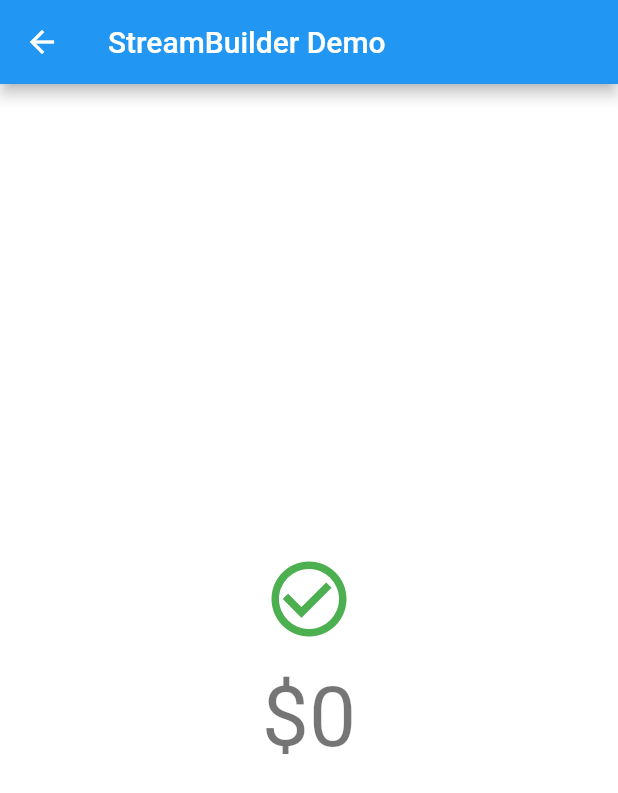
After one commit to lostsquirrel/flutter-demos, a Flutter app: the screen it shows after launch, after a tap on an icon or button, on a phone screen of 412 x 824 dp. The commit adds this screen. Shown: the top 793 px of the screen. Run offline on Flutter 3.47's test engine with Material 2 defaults, Android fonts, the phone set to English and light mode, and no system bars; key blocks and very long unbroken strings in the code were emptied for the run.

Commit message:
add StreamBuilder demo

```diff
--- a/widget_week/lib/items.dart
+++ b/widget_week/lib/items.dart
@@ -10,10 +10,12 @@ import 'opacity_demo.dart';
 import 'page_view_demo.dart';
 import 'sliver_app_bar.dart';
 import 'sliver_list_grid_demo.dart';
+import 'stream_builer_demo.dart';
 import 'table_demo.dart';
 import 'wrap_demo.dart';
 
 const items = {
+  "StreamBuilderDemo": StreamBuilderDemo(),
   "FadeInImageDemo": FadeInImageDemo(),
   "SliverListGridDemo": SliverListGridDemo(),
   "SliverAppBar": SliverAppBarDemo(),
--- /dev/null
+++ b/widget_week/lib/stream_builer_demo.dart
@@ -0,0 +1,128 @@
+import 'dart:async';
+
+import 'package:flutter/material.dart';
+
+class StreamBuilderDemo extends StatefulWidget {
+  const StreamBuilderDemo({super.key});
+
+  @override
+  State<StreamBuilderDemo> createState() => _StreamBuilderDemoState();
+}
+
+class _StreamBuilderDemoState extends State<StreamBuilderDemo> {
+  final Stream<int> _bids = (() {
+    late final StreamController<int> controller;
+    const oneSec = Duration(seconds: 1);
+    controller = StreamController<int>(
+      onListen: () async {
+        for (int i = 0; i < 5; i++) {
+          await Future.delayed(oneSec);
+          controller.add(i);
+        }
+
+        await Future.delayed(oneSec);
+        controller.add(99);
+        await controller.close();
+      },
+    );
+    return controller.stream;
+  })();
+
+  @override
+  Widget build(BuildContext context) {
+    return Scaffold(
+      appBar: AppBar(title: const Text('StreamBuilder Demo')),
+      body: DefaultTextStyle(
+        style: Theme.of(context).textTheme.displayMedium!,
+        textAlign: TextAlign.center,
+        child: Container(
+          alignment: FractionalOffset.center,
+          color: Colors.white,
+          child: StreamBuilder<int>(
+            stream: _bids,
+            builder: ((BuildContext context, AsyncSnapshot<int> snapshot) {
+              List<Widget> children;
+              if (snapshot.hasError) {
+                children = <Widget>[
+                  const Icon(
+                    Icons.error_outline,
+                    color: Colors.red,
+                    size: 60,
+                  ),
+                  Padding(
+                    padding: const EdgeInsets.only(top: 16),
+                    child: Text('Error: ${snapshot.error}'),
+                  ),
+                  Padding(
+                    padding: const EdgeInsets.only(top: 8),
+                    child: Text('Stack trace: ${snapshot.stackTrace}'),
+                  ),
+                ];
+              } else {
+                switch (snapshot.connectionState) {
+                  case ConnectionState.none:
+                    children = const <Widget>[
+                      Icon(
+                        Icons.info,
+                        color: Colors.blue,
+                        size: 60,
+                      ),
+                      Padding(
+                        padding: EdgeInsets.only(top: 16),
+                        child: Text('Select a lot'),
+                      ),
+                    ];
+                    break;
+                  case ConnectionState.waiting:
+                    children = const <Widget>[
+                      SizedBox(
+                        width: 60,
+                        height: 60,
+                        child: CircularProgressIndicator(),
+                      ),
+                      Padding(
+                        padding: EdgeInsets.only(top: 16),
+                        child: Text('Awaiting bids...'),
+                      ),
+                    ];
+                    break;
+                  case ConnectionState.active:
+                    children = <Widget>[
+                      const Icon(
+                        Icons.check_circle_outline,
+                        color: Colors.green,
+                        size: 60,
+                      ),
+                      Padding(
+                        padding: const EdgeInsets.only(top: 16),
+                        child: Text('\$${snapshot.data}'),
+                      ),
+                    ];
+                    break;
+                  case ConnectionState.done:
+                    children = <Widget>[
+                      const Icon(
+                        Icons.info,
+                        color: Colors.blue,
+                        size: 60,
+                      ),
+                      Padding(
+                        padding: const EdgeInsets.only(top: 16),
+                        child: Text('\$${snapshot.data} (closed)'),
+                      ),
+                    ];
+                    break;
+                }
+              }
+
+              return Column(
+                mainAxisAlignment: MainAxisAlignment.center,
+                children: children,
+              );
+            }),
+          ),
+        ),
+      ),
+    );
+  }
+}
```
